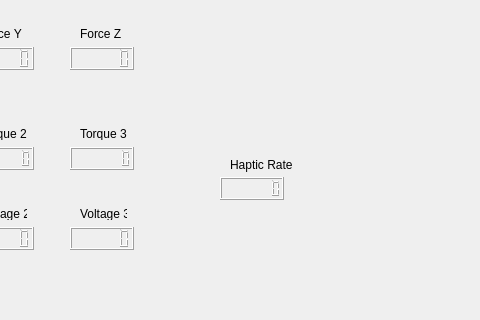
sschorr/TactileDevice, file mainwindow.ui: the form before one commit; both pictures show x 180 to 660 and y 440 to 760 of the 1235 by 760 pixel window.
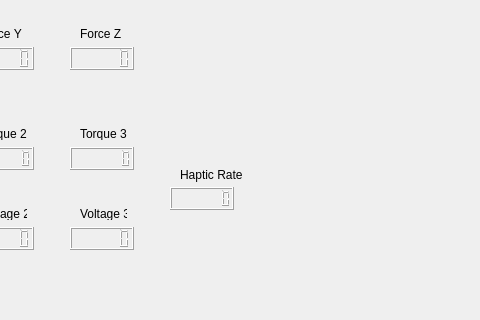
The form after the commit. Custom widgets are drawn as their Qt base class.

What changed in the file:
```diff
--- a/mainwindow.ui
+++ b/mainwindow.ui
@@ -684,21 +684,21 @@
    <widget class="QLCDNumber" name="lcdNumberHapticRate">
     <property name="geometry">
      <rect>
-      <x>400</x>
-      <y>600</y>
+      <x>350</x>
+      <y>610</y>
       <width>64</width>
       <height>23</height>
      </rect>
     </property>
-    <property name="numDigits">
+    <property name="digitCount">
      <number>7</number>
     </property>
    </widget>
    <widget class="QLabel" name="label_22">
     <property name="geometry">
      <rect>
-      <x>410</x>
-      <y>580</y>
+      <x>360</x>
+      <y>590</y>
       <width>81</width>
       <height>16</height>
      </rect>
@@ -729,6 +729,14 @@
   <widget class="QStatusBar" name="statusBar"/>
  </widget>
  <layoutdefault spacing="6" margin="11"/>
+ <customwidgets>
+  <customwidget>
+   <class>Widget_OpenGLDisplay</class>
+   <extends>QWidget</extends>
+   <header>Widget_OpenGLDisplay.h</header>
+   <container>1</container>
+  </customwidget>
+ </customwidgets>
  <resources/>
  <connections/>
 </ui>
```
Left out of the diff: 52 changed lines with no effect on the pictures.
